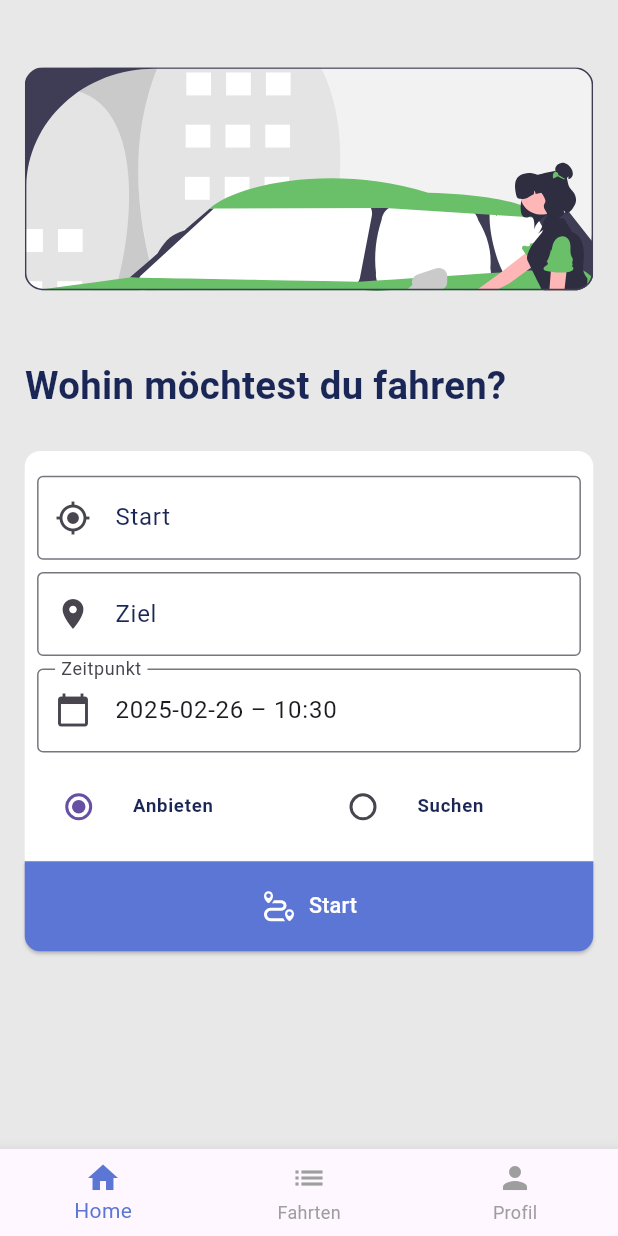
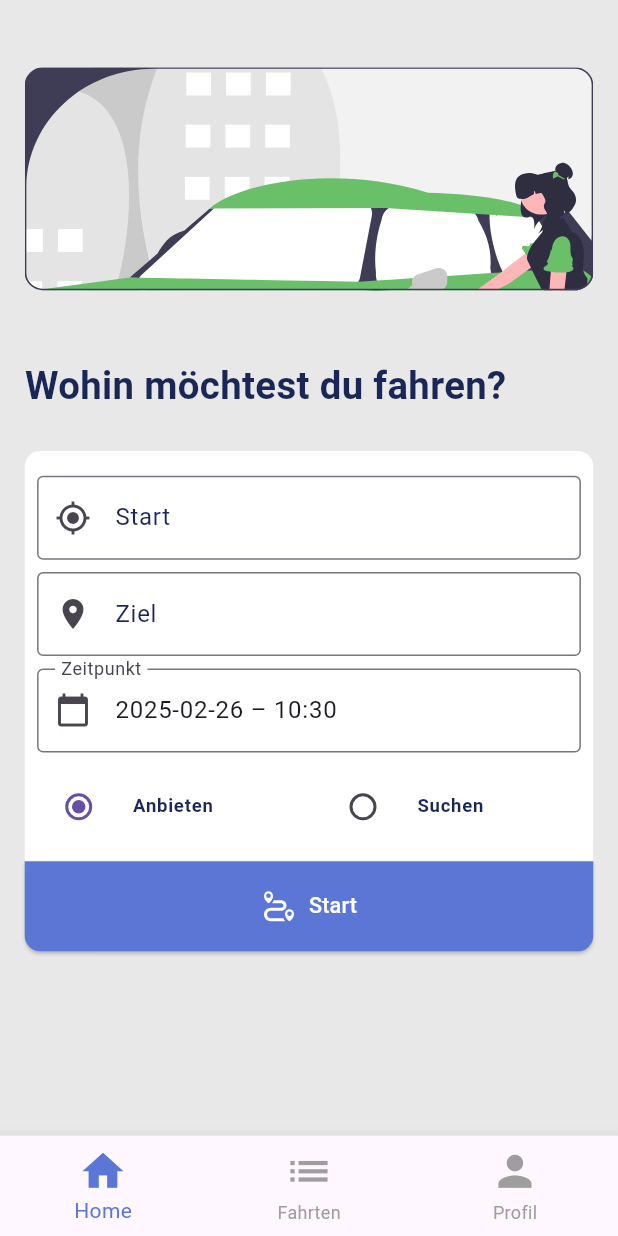
Before and after one commit to felix00112/carpooling_app, a Flutter app: the screen it shows once a user with an empty profile is signed in, on a phone screen of 412 x 824 dp. Run offline on Flutter 3.47's test engine with Material 3 defaults, Android fonts, the phone set to English and light mode, and no system bars; our stand-ins replace flutter_map, flutter_svg, font_awesome_flutter, image_picker, latlong2, supabase_flutter; missing offline and left inert: geocoding_resolver; accounts and stored records are empty.

Commit message:
nav_bar items now dynamically sizing to 8% of screenwidth (adjustable)

```diff
--- a/lib/constants/navigationBar.dart
+++ b/lib/constants/navigationBar.dart
@@ -17,8 +17,10 @@ class CustomBottomNavigationBar extends StatelessWidget {
 
   @override
   Widget build(BuildContext context) {
+    double screenWidth = MediaQuery.of(context).size.width; //screenwidth parameter for icons
     return BottomNavigationBar(
       currentIndex: currentIndex, // Highlight the selected page
+
       onTap: (index) {
         onTap(index); // Notify the parent widget when a tab is tapped
         switch (index) {
@@ -33,17 +35,17 @@ class CustomBottomNavigationBar extends StatelessWidget {
             break;
         }
       },
-      items: const [
+      items:  [
         BottomNavigationBarItem(
-          icon: Icon(Icons.home),
+          icon: Icon(Icons.home, size: screenWidth * 0.08), //adjusts icon based on screenwidth dynamically
           label: 'Home',
         ),
         BottomNavigationBarItem(
-          icon: Icon(Icons.list),
+          icon: Icon(Icons.list, size: screenWidth * 0.08),
           label: 'Fahrten',
         ),
         BottomNavigationBarItem(
-          icon: Icon(Icons.person),
+          icon: Icon(Icons.person, size: screenWidth * 0.08),
           label: 'Profil',
         ),
       ],
```
